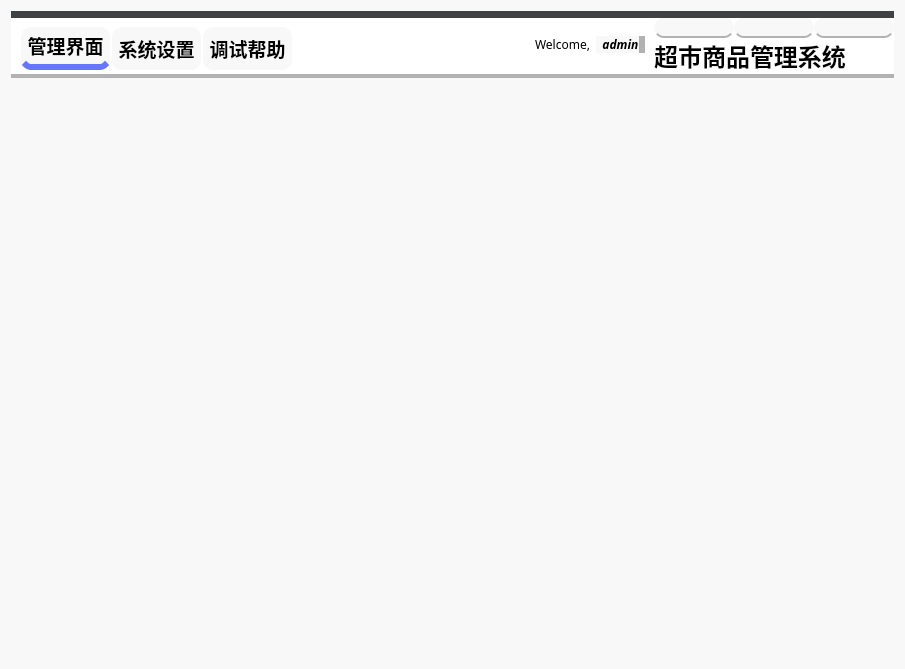
Qt form main/mainwidget.ui (ylxcvvan/Supermarket-Commodity-Management-System) before a commit.
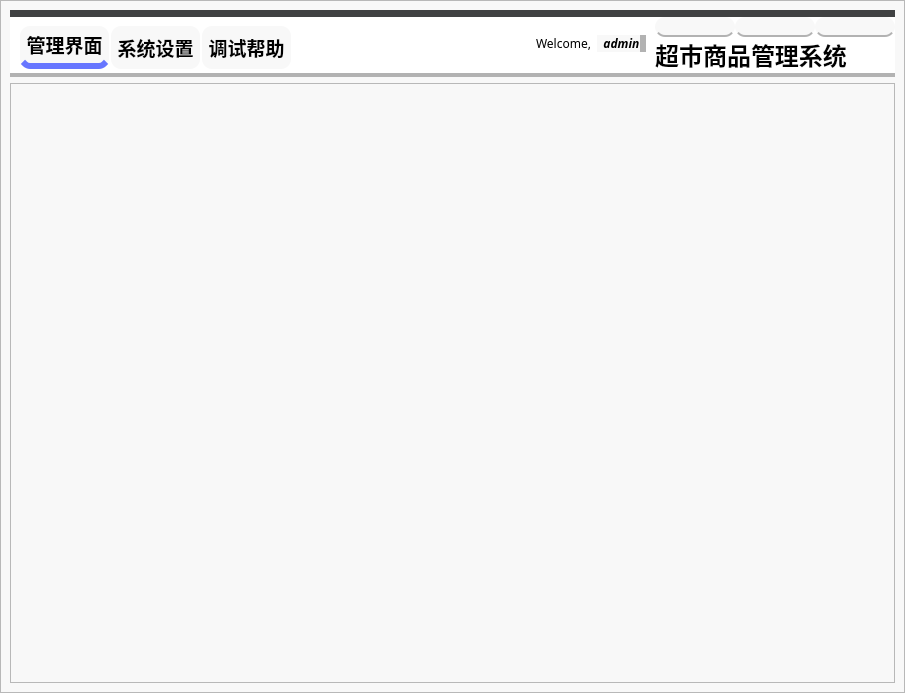
The same form after that commit. Icons and pictures are not drawn.

Commit message: 完成了工具栏风格的显示与关闭窗口， 同时修改了main界面左侧按钮大小使其支持桌面100%缩放和150%缩放

```diff
--- a/main/mainwidget.ui
+++ b/main/mainwidget.ui
@@ -22,6 +22,30 @@
 </string>
   </property>
   <layout class="QVBoxLayout" name="verticalLayout">
+   <property name="spacing">
+    <number>0</number>
+   </property>
+   <property name="leftMargin">
+    <number>0</number>
+   </property>
+   <property name="topMargin">
+    <number>0</number>
+   </property>
+   <property name="rightMargin">
+    <number>0</number>
+   </property>
+   <property name="bottomMargin">
+    <number>0</number>
+   </property>
+   <item>
+    <widget class="QFrame" name="frame">
+     <property name="frameShape">
+      <enum>QFrame::StyledPanel</enum>
+     </property>
+     <property name="frameShadow">
+      <enum>QFrame::Raised</enum>
+     </property>
+     <layout class="QVBoxLayout" name="verticalLayout_2" stretch="0,0">
    <item>
     <widget class="QWidget" name="widgetTitle" native="true">
      <property name="sizePolicy">
@@ -642,13 +666,52 @@
     </widget>
    </item>
    <item>
+       <widget class="QFrame" name="frame_2">
+        <property name="sizePolicy">
+         <sizepolicy hsizetype="Preferred" vsizetype="Expanding">
+          <horstretch>0</horstretch>
+          <verstretch>0</verstretch>
+         </sizepolicy>
+        </property>
+        <property name="minimumSize">
+         <size>
+          <width>0</width>
+          <height>600</height>
+         </size>
+        </property>
+        <property name="frameShape">
+         <enum>QFrame::StyledPanel</enum>
+        </property>
+        <property name="frameShadow">
+         <enum>QFrame::Raised</enum>
+        </property>
+        <layout class="QVBoxLayout" name="verticalLayout_3">
+         <item>
     <widget class="QStackedWidget" name="stackedWidget">
+           <property name="sizePolicy">
+            <sizepolicy hsizetype="Preferred" vsizetype="Expanding">
+             <horstretch>0</horstretch>
+             <verstretch>0</verstretch>
+            </sizepolicy>
+           </property>
+           <property name="minimumSize">
+            <size>
+             <width>0</width>
+             <height>30</height>
+            </size>
+           </property>
      <property name="styleSheet">
       <string notr="true">#stackedWidget{
 	
 	background-color: rgb(248, 248, 248);
 }</string>
      </property>
+          </widget>
+         </item>
+        </layout>
+       </widget>
+      </item>
+     </layout>
     </widget>
    </item>
   </layout>
```
Lines whose indentation alone changed are shown as unchanged. The commit also changes 3 other files.
